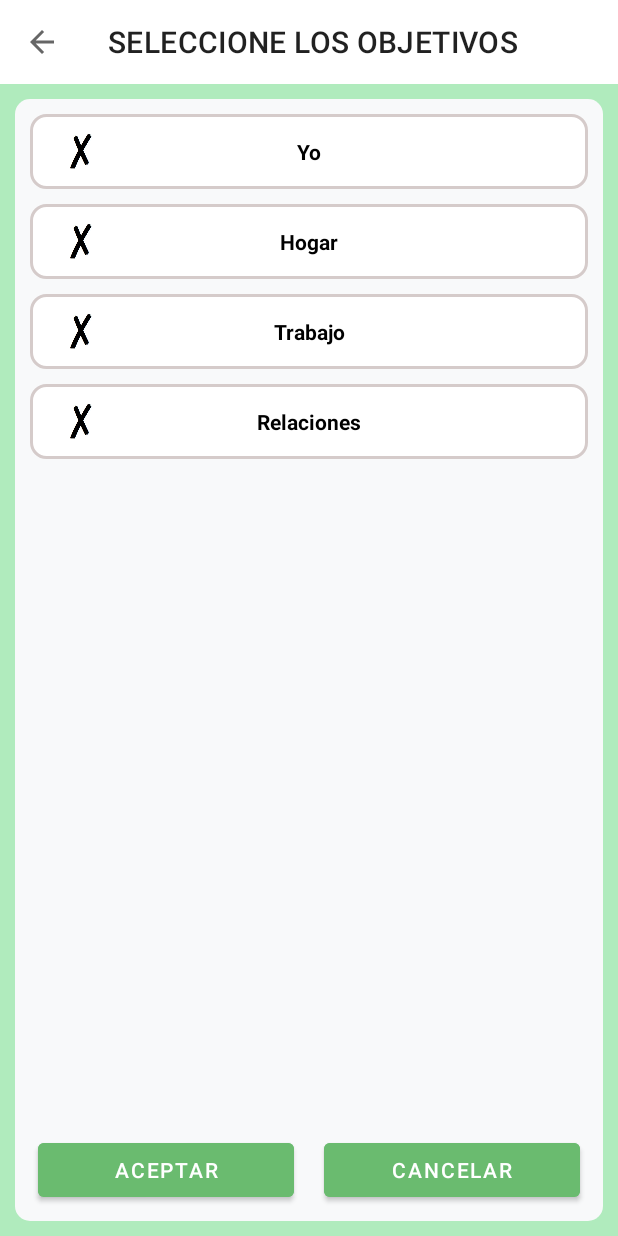
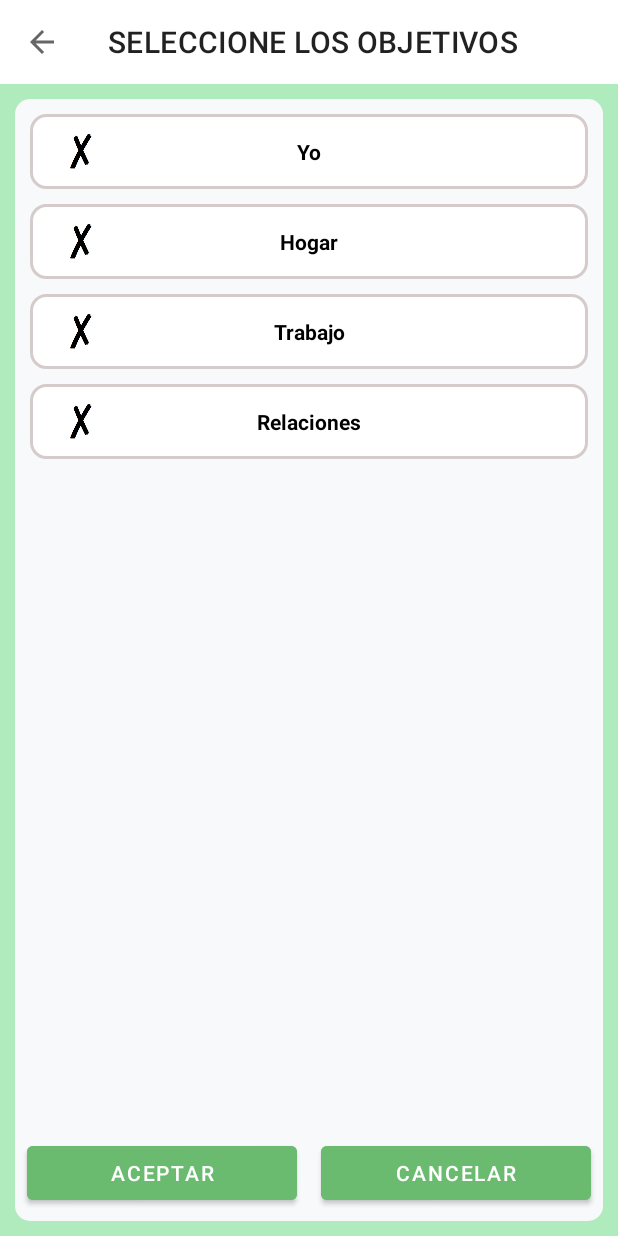
Before and after one commit to guivangool/MustWant, an Android app: the SelectGoals screen opened directly, with no data from a screen before it, on a phone screen of 412 x 824 dp. Run offline under Robolectric (Android 15) with nearby library versions, the phone set to English and light mode, and no system bars; our stand-ins replace Room's generated code.

Commit message:
Add comment - Force Update

```diff
--- a/app/build.gradle
+++ b/app/build.gradle
@@ -73,4 +73,8 @@ dependencies {
     def lifecycle_version = "2.3.1"
     implementation "androidx.lifecycle:lifecycle-viewmodel-ktx:$lifecycle_version"
     implementation "androidx.lifecycle:lifecycle-livedata-ktx:$lifecycle_version"
+
+    //Fragments
+    def fragment_version = "1.5.7"
+    implementation("androidx.fragment:fragment-ktx:$fragment_version")
 }
--- a/app/src/main/java/com/example/musthave/Activities/SelectGoals.kt
+++ b/app/src/main/java/com/example/musthave/Activities/SelectGoals.kt
@@ -8,6 +8,8 @@ import androidx.lifecycle.ViewModelProvider
 import com.example.musthave.DataEntities.GoalEntity
 import com.example.musthave.Enums.GoalTypeEnum
 import com.example.musthave.Factories.SelectGoalsViewModelFactory
+import com.example.musthave.Fragments.AcceptCancel
+import com.example.musthave.Interfaces.OnAcceptCancelButtonClickListener
 import com.example.musthave.MustWantApp
 import com.example.musthave.R
 import com.example.musthave.Repositories.SelectGoalsRepository
@@ -15,7 +17,7 @@ import com.example.musthave.databinding.ActivitySelectGoalsBinding
 import com.example.musthave.viewModels.SelectGoalsViewModel
 
 
-class SelectGoals : AppCompatActivity() {
+class SelectGoals : AppCompatActivity(), OnAcceptCancelButtonClickListener {
 
     private var binding: ActivitySelectGoalsBinding? = null
     private var GoalMeisSelected = false
@@ -40,6 +42,15 @@ class SelectGoals : AppCompatActivity() {
         }
         binding?.tbSelectGoals?.setNavigationOnClickListener {
             onBackPressed()
+        }
+
+        //Add the fragment AcceptCancel programmatically
+        if (savedInstanceState == null) {
+            val fragment = AcceptCancel()
+            val fragmentTransaction  = supportFragmentManager.beginTransaction()
+            fragment.setOnAcceptCancelButtonClickListener(this)
+            fragmentTransaction.add(R.id.fragment_accept_cancel,fragment)
+            fragmentTransaction.commit()
         }
 
         //Create ViewModel
@@ -97,17 +108,6 @@ class SelectGoals : AppCompatActivity() {
             selectedGoal(binding?.GoalWork as TextView, GoalWorkisSelected)
         }
 
-        binding?.btnConfirm?.setOnClickListener {
-            selectGoalsViewModel.updateGoal(GoalEntity(GoalTypeEnum.ME.number,GoalMeisSelected,0))
-            selectGoalsViewModel.updateGoal(GoalEntity(GoalTypeEnum.HOME.number,GoalHomeisSelected,0))
-            selectGoalsViewModel.updateGoal(GoalEntity(GoalTypeEnum.RELATIONS.number,GoalRelationisSelected,0))
-            selectGoalsViewModel.updateGoal(GoalEntity(GoalTypeEnum.WORK.number,GoalWorkisSelected,0))
-            finish()
-        }
-
-        binding?.btnCancel?.setOnClickListener {
-            finish()
-        }
     }
 
     private fun selectedGoal(tv: TextView, selected: Boolean) {
@@ -124,4 +124,17 @@ class SelectGoals : AppCompatActivity() {
         super.onDestroy()
         binding = null
     }
+
+    override fun onAcceptButtonCLicked() {
+        selectGoalsViewModel.updateGoal(GoalEntity(GoalTypeEnum.ME.number,GoalMeisSelected,0))
+        selectGoalsViewModel.updateGoal(GoalEntity(GoalTypeEnum.HOME.number,GoalHomeisSelected,0))
+        selectGoalsViewModel.updateGoal(GoalEntity(GoalTypeEnum.RELATIONS.number,GoalRelationisSelected,0))
+        selectGoalsViewModel.updateGoal(GoalEntity(GoalTypeEnum.WORK.number,GoalWorkisSelected,0))
+        finish()
+    }
+
+    override fun onCancelButtonCLicked() {
+        finish()
+    }
+
 }
--- a/app/src/main/java/com/example/musthave/Factories/InspirationViewModelFactory.kt
+++ b/app/src/main/java/com/example/musthave/Factories/InspirationViewModelFactory.kt
@@ -10,7 +10,7 @@ import com.example.musthave.viewModels.ObstacleViewModel
 class InspirationViewModelFactory (
     private val repository: InspirationRepository)
     : ViewModelProvider.Factory {
-        override fun <T : ViewModel?> create(modelClass: Class<T>): T {
+        override fun <T : ViewModel> create(modelClass: Class<T>): T {
             if(modelClass.isAssignableFrom(InspirationViewModel::class.java)){
                 return InspirationViewModel(repository) as T
             }
--- a/app/src/main/java/com/example/musthave/Factories/MainViewModelFactory.kt
+++ b/app/src/main/java/com/example/musthave/Factories/MainViewModelFactory.kt
@@ -9,7 +9,7 @@ class MainViewModelFactory (
     private val repository: MainRepository
 )
     : ViewModelProvider.Factory {
-    override fun <T : ViewModel?> create(modelClass: Class<T>): T {
+    override fun <T : ViewModel> create(modelClass: Class<T>): T {
         if(modelClass.isAssignableFrom(MainViewModel::class.java)){
             return MainViewModel(repository) as T
         }
--- a/app/src/main/java/com/example/musthave/Factories/ObstacleListViewModelFactory.kt
+++ b/app/src/main/java/com/example/musthave/Factories/ObstacleListViewModelFactory.kt
@@ -9,7 +9,7 @@ class ObstacleListViewModelFactory (
     private val repository: ObstacleRepository
 )
     : ViewModelProvider.Factory {
-    override fun <T : ViewModel?> create(modelClass: Class<T>): T {
+    override fun <T : ViewModel> create(modelClass: Class<T>): T {
         if(modelClass.isAssignableFrom(ObstacleListViewModel::class.java)){
             return ObstacleListViewModel(repository) as T
         }
--- a/app/src/main/java/com/example/musthave/Factories/ObstacleViewModelFactory.kt
+++ b/app/src/main/java/com/example/musthave/Factories/ObstacleViewModelFactory.kt
@@ -8,7 +8,7 @@ import com.example.musthave.viewModels.ObstacleViewModel
 class ObstacleViewModelFactory (
     private val repository: ObstacleRepository)
     : ViewModelProvider.Factory {
-        override fun <T : ViewModel?> create(modelClass: Class<T>): T {
+        override fun <T : ViewModel> create(modelClass: Class<T>): T {
             if(modelClass.isAssignableFrom(ObstacleViewModel::class.java)){
                 return ObstacleViewModel(repository) as T
             }
--- a/app/src/main/java/com/example/musthave/Factories/ProgressGoalViewModelFactory.kt
+++ b/app/src/main/java/com/example/musthave/Factories/ProgressGoalViewModelFactory.kt
@@ -9,7 +9,7 @@ class ProgressGoalViewModelFactory (
     private val repository: ProgressGoalRepository
 )
     : ViewModelProvider.Factory {
-    override fun <T : ViewModel?> create(modelClass: Class<T>): T {
+    override fun <T : ViewModel> create(modelClass: Class<T>): T {
         if(modelClass.isAssignableFrom(ProgressGoalViewModel::class.java)){
             return ProgressGoalViewModel(repository) as T
         }
--- a/app/src/main/java/com/example/musthave/Factories/ProgressGoalsListViewModelFactory.kt
+++ b/app/src/main/java/com/example/musthave/Factories/ProgressGoalsListViewModelFactory.kt
@@ -9,7 +9,7 @@ class ProgressGoalsListViewModelFactory (
     private val repository: ProgressGoalRepository
 )
     : ViewModelProvider.Factory {
-    override fun <T : ViewModel?> create(modelClass: Class<T>): T {
+    override fun <T : ViewModel> create(modelClass: Class<T>): T {
         if(modelClass.isAssignableFrom(ProgressGoalsListViewModel::class.java)){
             return ProgressGoalsListViewModel(repository) as T
         }
--- a/app/src/main/java/com/example/musthave/Factories/SelectGoalsViewModelFactory.kt
+++ b/app/src/main/java/com/example/musthave/Factories/SelectGoalsViewModelFactory.kt
@@ -9,7 +9,7 @@ class SelectGoalsViewModelFactory (
     private val repository: SelectGoalsRepository
 )
     : ViewModelProvider.Factory {
-    override fun <T : ViewModel?> create(modelClass: Class<T>): T {
+    override fun <T : ViewModel> create(modelClass: Class<T>): T {
         if(modelClass.isAssignableFrom(SelectGoalsViewModel::class.java)){
             return SelectGoalsViewModel(repository) as T
         }
--- /dev/null
+++ b/app/src/main/java/com/example/musthave/Fragments/AcceptCancel.kt
@@ -0,0 +1,42 @@
+package com.example.musthave.Fragments
+
+import android.os.Bundle
+import androidx.fragment.app.Fragment
+import android.view.LayoutInflater
+import android.view.View
+import android.view.ViewGroup
+import android.widget.Toast
+import com.example.musthave.Interfaces.OnAcceptCancelButtonClickListener
+import com.example.musthave.R
+import com.example.musthave.databinding.FragmentAcceptCancelBinding
+class AcceptCancel : Fragment(R.layout.fragment_accept_cancel) {
+    //Binding
+    private var binding: FragmentAcceptCancelBinding? = null
+
+    private var onAcceptCancelButtonClickListener: OnAcceptCancelButtonClickListener? = null
+
+    fun setOnAcceptCancelButtonClickListener(listener: OnAcceptCancelButtonClickListener) {
+        onAcceptCancelButtonClickListener = listener
+    }
+
+    override fun onViewCreated(view: View, savedInstanceState: Bundle?) {
+        super.onViewCreated(view, savedInstanceState)
+
+        binding?.btnAcceptFragment?.setOnClickListener {
+            onAcceptCancelButtonClickListener?.onAcceptButtonCLicked()
+
+        }
+        binding?.btnCancelFragment?.setOnClickListener {
+            onAcceptCancelButtonClickListener?.onCancelButtonCLicked()
+        }
+    }
+
+
+    override fun onCreateView(
+        inflater: LayoutInflater, container: ViewGroup?,
+        savedInstanceState: Bundle?
+    ): View? {
+        binding = FragmentAcceptCancelBinding.inflate(layoutInflater)
+        return binding?.root
+    }
+}
--- /dev/null
+++ b/app/src/main/java/com/example/musthave/Interfaces/OnAcceptCancelButtonClickListener.kt
@@ -0,0 +1,6 @@
+package com.example.musthave.Interfaces
+
+interface OnAcceptCancelButtonClickListener {
+    fun onAcceptButtonCLicked()
+    fun onCancelButtonCLicked()
+}
--- a/app/src/main/res/layout/activity_select_goals.xml
+++ b/app/src/main/res/layout/activity_select_goals.xml
@@ -21,7 +21,6 @@
         android:layout_height="match_parent"
         android:background="@drawable/background_panel"
         android:layout_margin="10dp"
-        android:paddingBottom="10dp"
         android:layout_gravity="center">
     <TextView
         android:id="@+id/GoalMe"
@@ -72,37 +71,11 @@
         android:layout_margin="10dp"
         android:padding="15dp"
         android:textStyle="bold"/>
-
-    <LinearLayout
-        android:id="@+id/llbutttons"
-        android:layout_width="match_parent"
-        android:layout_height="wrap_content"
-        app:layout_constraintBottom_toBottomOf="parent"
-        android:orientation="horizontal"
-       >
-
-        <Button
-            android:id="@+id/btnConfirm"
+        <androidx.fragment.app.FragmentContainerView
+            android:id="@+id/fragment_accept_cancel"
             android:layout_width="match_parent"
             android:layout_height="wrap_content"
-            android:layout_marginRight="10dp"
-            android:layout_marginLeft="15dp"
-            android:backgroundTint="@color/green_button"
-            android:text="@string/ACTIVITY_LABEL_ACCEPT_BTN"
-            android:textColor="@color/white"
-            android:textSize="@dimen/btn_text_size"
-            android:layout_weight="1"/>
-        <Button
-            android:id="@+id/btnCancel"
-            android:layout_width="match_parent"
-            android:layout_height="wrap_content"
-            android:layout_marginRight="15dp"
-            android:layout_marginLeft="10dp"
-            android:layout_weight="1"
-            android:backgroundTint="@color/green_button"
-            android:text="@string/ACTIVITY_LABEL_CANCEL_BTN"
-            android:textColor="@color/white"
-            android:textSize="@dimen/btn_text_size" />
-    </LinearLayout>
+            app:layout_constraintBottom_toBottomOf="parent"
+            />
     </androidx.constraintlayout.widget.ConstraintLayout>
 </LinearLayout>
--- /dev/null
+++ b/app/src/main/res/layout/fragment_accept_cancel.xml
@@ -0,0 +1,28 @@
+<?xml version="1.0" encoding="utf-8"?>
+ <LinearLayout
+        xmlns:android="http://schemas.android.com/apk/res/android"
+        android:id="@+id/llAcceptCancel"
+        android:layout_width="match_parent"
+        android:layout_height="wrap_content"
+        android:orientation="horizontal"
+        >
+        <Button
+            android:id="@+id/btnAcceptFragment"
+            android:layout_width="match_parent"
+            android:layout_height="wrap_content"
+           android:layout_margin="@dimen/button_margin"
+            android:backgroundTint="@color/green_button"
+            android:text="@string/ACTIVITY_LABEL_ACCEPT_BTN"
+            android:textColor="@color/white"
+            android:layout_weight="1"/>
+        <Button
+            android:id="@+id/btnCancelFragment"
+            android:layout_width="match_parent"
+            android:layout_height="wrap_content"
+            android:layout_margin="@dimen/button_margin"
+            android:layout_weight="1"
+            android:backgroundTint="@color/green_button"
+            android:text="@string/ACTIVITY_LABEL_CANCEL_BTN"
+            android:textColor="@color/white"
+             />
+</LinearLayout>
--- a/app/src/main/res/values/dimens.xml
+++ b/app/src/main/res/values/dimens.xml
@@ -8,5 +8,6 @@
     <dimen name="date_list_text_size">12sp</dimen>
     <dimen name="button_border">1dp</dimen>
     <dimen name="button_radious">10dp</dimen>
+    <dimen name="button_margin">8dp</dimen>
 
 </resources>
--- a/app/src/main/res/values/strings.xml
+++ b/app/src/main/res/values/strings.xml
@@ -48,6 +48,8 @@
     <string name="RADIO_BTN_OPTION_PENDING">Pendiente</string>
     <string name="RADIO_BTN_OPTION_COMPLETE">Finalizada</string>
     <string name="CREATE_OBSTACLE_SET_FIELDS_VALIDATION">Debe ingresar qué es lo que tiene que hacer</string>
+    <!-- TODO: Remove or change this placeholder text -->
+    <string name="hello_blank_fragment">Hello blank fragment</string>
 
 
 </resources>
```
